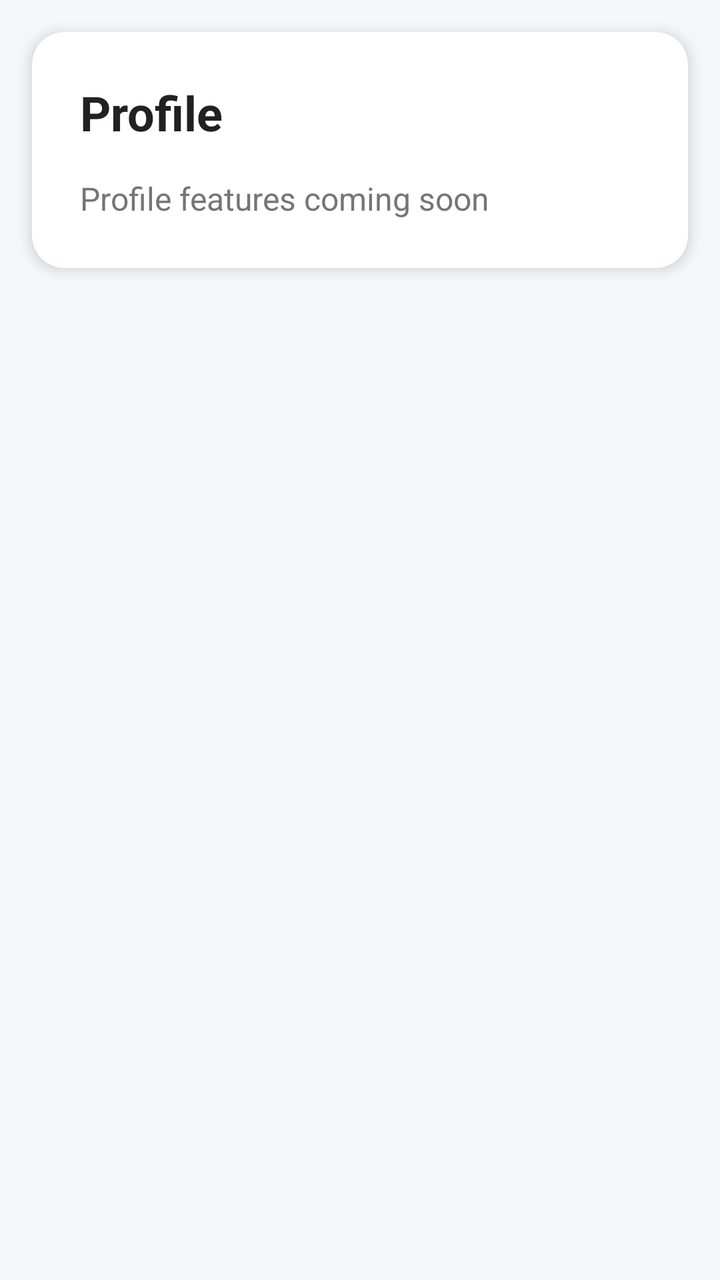
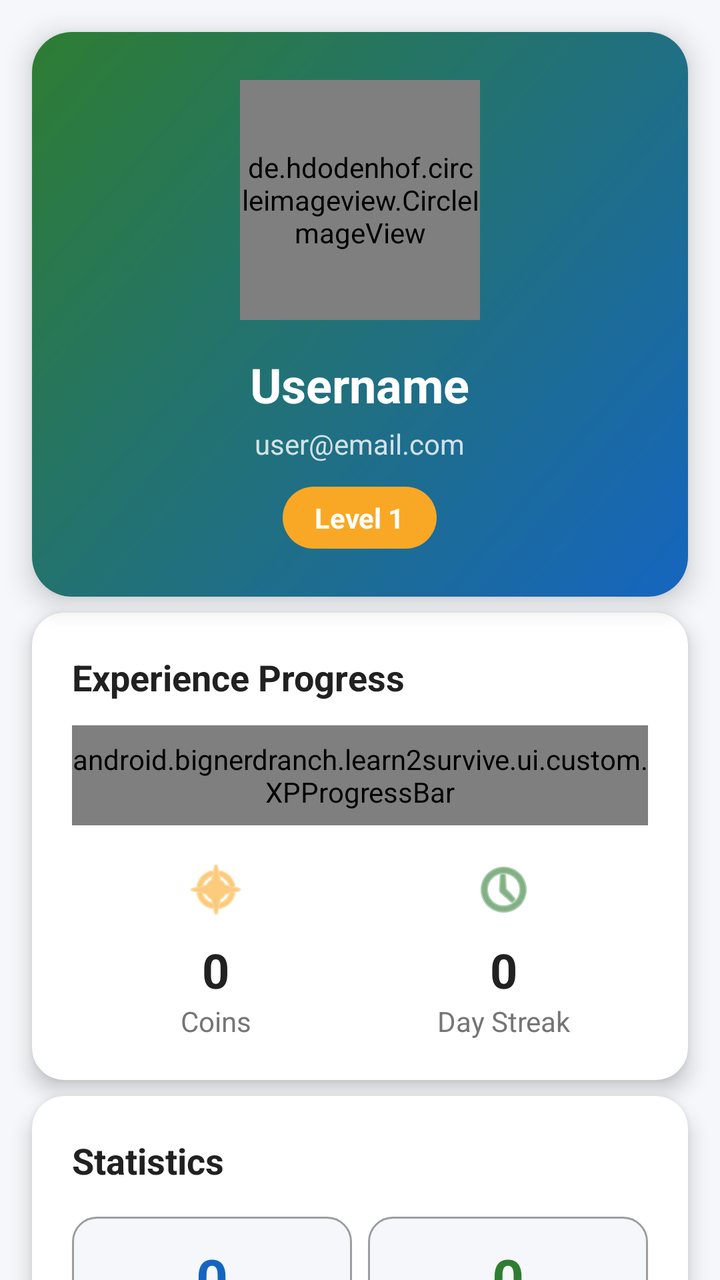

An Android layout rendered at two revisions. The XML below is the earlier revision; the diff shows what the commit changed to produce the second picture.
<!-- AndroidManifest.xml: activity theme Theme.Learn2Survive -->
<!-- res/layout/fragment_profile.xml -->
<?xml version="1.0" encoding="utf-8"?>
<androidx.constraintlayout.widget.ConstraintLayout xmlns:android="http://schemas.android.com/apk/res/android"
    xmlns:app="http://schemas.android.com/apk/res-auto"
    xmlns:tools="http://schemas.android.com/tools"
    android:layout_width="match_parent"
    android:layout_height="match_parent"
    android:background="@color/background"
    tools:context=".ui.home.ProfileFragment">

    
    <androidx.cardview.widget.CardView
        android:id="@+id/profileCard"
        android:layout_width="0dp"
        android:layout_height="wrap_content"
        android:layout_margin="16dp"
        app:cardCornerRadius="16dp"
        app:cardElevation="4dp"
        app:layout_constraintEnd_toEndOf="parent"
        app:layout_constraintStart_toStartOf="parent"
        app:layout_constraintTop_toTopOf="parent">

        <LinearLayout
            android:layout_width="match_parent"
            android:layout_height="wrap_content"
            android:orientation="vertical"
            android:padding="24dp">

            <TextView
                android:layout_width="wrap_content"
                android:layout_height="wrap_content"
                android:text="Profile"
                android:textColor="@color/text_primary"
                android:textSize="24sp"
                android:textStyle="bold" />

            <TextView
                android:layout_width="wrap_content"
                android:layout_height="wrap_content"
                android:layout_marginTop="16dp"
                android:text="Profile features coming soon"
                android:textColor="@color/text_secondary"
                android:textSize="16sp" />

        </LinearLayout>

    </androidx.cardview.widget.CardView>

</androidx.constraintlayout.widget.ConstraintLayout>
<!-- resources referenced by this layout -->
<resources>
  <color name="background">#F5F7FA</color>
  <color name="text_primary">#212121</color>
  <color name="text_secondary">#757575</color>
  <style name="Theme.Learn2Survive" parent="Base.Theme.Learn2Survive" />
  <style name="Base.Theme.Learn2Survive" parent="Theme.Material3.DayNight.NoActionBar">
          
          <item name="colorPrimary">@color/primary</item>
          <item name="colorPrimaryDark">@color/primary_dark</item>
          <item name="colorPrimaryContainer">@color/primary_light</item>
          
          
          <item name="colorSecondary">@color/secondary</item>
          <item name="colorSecondaryContainer">@color/secondary_light</item>
          
          
          <item name="colorAccent">@color/accent</item>
          
          
          <item name="android:colorBackground">@color/background</item>
          <item name="colorSurface">@color/surface</item>
          
          
          <item name="android:textColorPrimary">@color/text_primary</item>
          <item name="android:textColorSecondary">@color/text_secondary</item>
          <item name="android:textColorHint">@color/text_hint</item>
          
          
          <item name="android:statusBarColor">@color/primary</item>
          
          
          <item name="android:windowBackground">@color/background</item>
          
          
          <item name="android:windowLayoutInDisplayCutoutMode" tools:targetApi="o_mr1">shortEdges</item>
      </style>
  <color name="primary">#1565C0</color>
  <color name="primary_dark">#0D47A1</color>
  <color name="primary_light">#5E92F3</color>
  <color name="secondary">#2E7D32</color>
  <color name="secondary_light">#60AD5E</color>
  <color name="accent">#F9A825</color>
  <color name="surface">#FFFFFF</color>
  <color name="text_hint">#9E9E9E</color>
</resources>

<!-- the commit's change to res/layout/fragment_profile.xml (unified diff, before → after) -->
@@ -1,48 +1,466 @@
 <?xml version="1.0" encoding="utf-8"?>
-<androidx.constraintlayout.widget.ConstraintLayout xmlns:android="http://schemas.android.com/apk/res/android"
+<androidx.core.widget.NestedScrollView xmlns:android="http://schemas.android.com/apk/res/android"
     xmlns:app="http://schemas.android.com/apk/res-auto"
     xmlns:tools="http://schemas.android.com/tools"
     android:layout_width="match_parent"
     android:layout_height="match_parent"
     android:background="@color/background"
+    android:fillViewport="true"
     tools:context=".ui.home.ProfileFragment">
 
-    
-    <androidx.cardview.widget.CardView
-        android:id="@+id/profileCard"
+    <androidx.constraintlayout.widget.ConstraintLayout
+        android:layout_width="match_parent"
+        android:layout_height="wrap_content"
+        android:paddingBottom="16dp">
+
+        
+        <androidx.cardview.widget.CardView
+            android:id="@+id/profileHeaderCard"
+            android:layout_width="0dp"
+            android:layout_height="wrap_content"
+            android:layout_margin="16dp"
+            app:cardCornerRadius="20dp"
+            app:cardElevation="8dp"
+            app:layout_constraintEnd_toEndOf="parent"
+            app:layout_constraintStart_toStartOf="parent"
+            app:layout_constraintTop_toTopOf="parent">
+
+            <LinearLayout
+                android:layout_width="match_parent"
+                android:layout_height="wrap_content"
+                android:background="@drawable/gradient_background"
+                android:orientation="vertical"
+                android:padding="24dp"
+                android:gravity="center">
+
+                <de.hdodenhof.circleimageview.CircleImageView
+                    android:id="@+id/profileAvatar"
+                    android:layout_width="120dp"
+                    android:layout_height="120dp"
+                    android:src="@android:drawable/ic_menu_gallery"
+                    app:civ_border_color="@color/white"
+                    app:civ_border_width="4dp" />
+
+                <TextView
+                    android:id="@+id/profileUsername"
+                    android:layout_width="wrap_content"
+                    android:layout_height="wrap_content"
+                    android:layout_marginTop="16dp"
+                    android:text="Username"
+                    android:textColor="@color/white"
+                    android:textSize="24sp"
+                    android:textStyle="bold" />
+
+                <TextView
+                    android:id="@+id/profileEmail"
+                    android:layout_width="wrap_content"
+                    android:layout_height="wrap_content"
+                    android:layout_marginTop="4dp"
+                    android:text="user@email.com"
+                    android:textColor="@color/white"
+                    android:textSize="14sp"
+                    android:alpha="0.8" />
+
+                <LinearLayout
+                    android:layout_width="wrap_content"
+                    android:layout_height="wrap_content"
+                    android:layout_marginTop="12dp"
+                    android:orientation="horizontal">
+
+                    <TextView
+                        android:id="@+id/profileLevel"
+                        android:layout_width="wrap_content"
+                        android:layout_height="wrap_content"
+                        android:background="@drawable/level_badge_background"
+                        android:paddingHorizontal="16dp"
+                        android:paddingVertical="6dp"
+                        android:text="Level 1"
+                        android:textColor="@color/white"
+                        android:textSize="14sp"
+                        android:textStyle="bold" />
+
+                </LinearLayout>
+
+            </LinearLayout>
+
+        </androidx.cardview.widget.CardView>
+
+        
+        <androidx.cardview.widget.CardView
+            android:id="@+id/xpCoinsCard"
+            android:layout_width="0dp"
+            android:layout_height="wrap_content"
+            android:layout_marginStart="16dp"
+            android:layout_marginEnd="16dp"
+            android:layout_marginTop="8dp"
+            app:cardCornerRadius="16dp"
+            app:cardElevation="6dp"
+            app:layout_constraintEnd_toEndOf="parent"
+            app:layout_constraintStart_toStartOf="parent"
+            app:layout_constraintTop_toBottomOf="@id/profileHeaderCard">
+
+            <LinearLayout
+                android:layout_width="match_parent"
+                android:layout_height="wrap_content"
+                android:orientation="vertical"
+                android:padding="20dp">
+
+                <TextView
+                    android:layout_width="wrap_content"
+                    android:layout_height="wrap_content"
+                    android:text="Experience Progress"
+                    android:textColor="@color/text_primary"
+                    android:textSize="18sp"
+                    android:textStyle="bold" />
+
+                <android.bignerdranch.learn2survive.ui.custom.XPProgressBar
+                    android:id="@+id/profileXPProgressBar"
+                    android:layout_width="match_parent"
+                    android:layout_height="50dp"
+                    android:layout_marginTop="12dp"
+                    app:progressColor="@color/primary"
+                    app:backgroundColor="@color/text_hint"
+                    app:textColor="@color/text_primary" />
+
+                <LinearLayout
+                    android:layout_width="match_parent"
+                    android:layout_height="wrap_content"
+                    android:layout_marginTop="16dp"
+                    android:orientation="horizontal">
+
+                    <LinearLayout
+                        android:layout_width="0dp"
+                        android:layout_height="wrap_content"
+                        android:layout_weight="1"
+                        android:orientation="vertical"
+                        android:gravity="center">
+
+                        <ImageView
+                            android:layout_width="32dp"
+                            android:layout_height="32dp"
+                            android:src="@android:drawable/ic_menu_compass"
+                            android:tint="@color/accent" />
+
+                        <TextView
+                            android:id="@+id/profileCoins"
+                            android:layout_width="wrap_content"
+                            android:layout_height="wrap_content"
+                            android:layout_marginTop="8dp"
+                            android:text="0"
+                            android:textColor="@color/text_primary"
+                            android:textSize="24sp"
+                            android:textStyle="bold" />
+
+                        <TextView
+                            android:layout_width="wrap_content"
+                            android:layout_height="wrap_content"
+                            android:text="Coins"
+                            android:textColor="@color/text_secondary"
+                            android:textSize="14sp" />
+
+                    </LinearLayout>
+
+                    <LinearLayout
+                        android:layout_width="0dp"
+                        android:layout_height="wrap_content"
+                        android:layout_weight="1"
+                        android:orientation="vertical"
+                        android:gravity="center">
+
+                        <ImageView
+                            android:layout_width="32dp"
+                            android:layout_height="32dp"
+                            android:src="@android:drawable/ic_menu_recent_history"
+                            android:tint="@color/secondary" />
+
+                        <TextView
+                            android:id="@+id/profileStreak"
+                            android:layout_width="wrap_content"
+                            android:layout_height="wrap_content"
+                            android:layout_marginTop="8dp"
+                            android:text="0"
+                            android:textColor="@color/text_primary"
+                            android:textSize="24sp"
+                            android:textStyle="bold" />
+
+                        <TextView
+                            android:layout_width="wrap_content"
+                            android:layout_height="wrap_content"
+                            android:text="Day Streak"
+                            android:textColor="@color/text_secondary"
+                            android:textSize="14sp" />
+
+                    </LinearLayout>
+
+                </LinearLayout>
+
+            </LinearLayout>
+
+        </androidx.cardview.widget.CardView>
+
+        
+        <androidx.cardview.widget.CardView
+            android:id="@+id/statisticsCard"
+            android:layout_width="0dp"
+            android:layout_height="wrap_content"
+            android:layout_marginStart="16dp"
+            android:layout_marginEnd="16dp"
+            android:layout_marginTop="8dp"
+            app:cardCornerRadius="16dp"
+            app:cardElevation="6dp"
+            app:layout_constraintEnd_toEndOf="parent"
+            app:layout_constraintStart_toStartOf="parent"
+            app:layout_constraintTop_toBottomOf="@id/xpCoinsCard">
+
+            <LinearLayout
+                android:layout_width="match_parent"
+                android:layout_height="wrap_content"
+                android:orientation="vertical"
+                android:padding="20dp">
+
+                <TextView
+                    android:layout_width="wrap_content"
+                    android:layout_height="wrap_content"
+                    android:text="Statistics"
+                    android:textColor="@color/text_primary"
+                    android:textSize="18sp"
+                    android:textStyle="bold" />
+
+                <LinearLayout
+                    android:layout_width="match_parent"
+                    android:layout_height="wrap_content"
+                    android:layout_marginTop="16dp"
+                    android:orientation="horizontal"
+                    android:weightSum="2">
+
+                    <LinearLayout
+                        android:layout_width="0dp"
+                        android:layout_height="wrap_content"
+                        android:layout_weight="1"
+                        android:orientation="vertical"
+                        android:gravity="center"
+                        android:padding="12dp"
+                        android:background="@drawable/stat_item_background">
+
+                        <TextView
+                            android:id="@+id/profileCompletedLessons"
+                            android:layout_width="wrap_content"
+                            android:layout_height="wrap_content"
+                            android:text="0"
+                            android:textColor="@color/primary"
+                            android:textSize="28sp"
+                            android:textStyle="bold" />
+
+                        <TextView
+                            android:layout_width="wrap_content"
+                            android:layout_height="wrap_content"
+                            android:layout_marginTop="4dp"
+                            android:text="Lessons"
+                            android:textColor="@color/text_secondary"
+                            android:textSize="14sp" />
+
+                    </LinearLayout>
+
+                    <LinearLayout
+                        android:layout_width="0dp"
+                        android:layout_height="wrap_content"
+                        android:layout_weight="1"
+                        android:orientation="vertical"
+                        android:gravity="center"
+                        android:layout_marginStart="8dp"
+                        android:padding="12dp"
+                        android:background="@drawable/stat_item_background">
+
+                        <TextView
+                            android:id="@+id/profileCompletedQuizzes"
+                            android:layout_width="wrap_content"
+                            android:layout_height="wrap_content"
+                            android:text="0"
+                            android:textColor="@color/secondary"
+                            android:textSize="28sp"
+                            android:textStyle="bold" />
+
+                        <TextView
+                            android:layout_width="wrap_content"
+                            android:layout_height="wrap_content"
+                            android:layout_marginTop="4dp"
+                            android:text="Quizzes"
+                            android:textColor="@color/text_secondary"
+                            android:textSize="14sp" />
+
+                    </LinearLayout>
+
+                </LinearLayout>
+
+                <LinearLayout
+                    android:layout_width="match_parent"
+                    android:layout_height="wrap_content"
+                    android:layout_marginTop="8dp"
+                    android:orientation="horizontal"
+                    android:weightSum="2">
+
+                    <LinearLayout
+                        android:layout_width="0dp"
+                        android:layout_height="wrap_content"
+                        android:layout_weight="1"
+                        android:orientation="vertical"
+                        android:gravity="center"
+                        android:padding="12dp"
+                        android:background="@drawable/stat_item_background">
+
+                        <TextView
+                            android:id="@+id/profileTotalXP"
+                            android:layout_width="wrap_content"
+                            android:layout_height="wrap_content"
+                            android:text="0"
+                            android:textColor="@color/accent"
+                            android:textSize="28sp"
+                            android:textStyle="bold" />
+
+                        <TextView
+                            android:layout_width="wrap_content"
+                            android:layout_height="wrap_content"
+                            android:layout_marginTop="4dp"
+                            android:text="Total XP"
+                            android:textColor="@color/text_secondary"
+                            android:textSize="14sp" />
+
+                    </LinearLayout>
+
+                    <LinearLayout
+                        android:layout_width="0dp"
+                        android:layout_height="wrap_content"
+                        android:layout_weight="1"
+                        android:orientation="vertical"
+                        android:gravity="center"
+                        android:layout_marginStart="8dp"
+                        android:padding="12dp"
+                        android:background="@drawable/stat_item_background">
+
+                        <TextView
+                            android:id="@+id/profileAccuracy"
+                            android:layout_width="wrap_content"
+                            android:layout_height="wrap_content"
+                            android:text="0%"
+                            android:textColor="@color/info"
+                            android:textSize="28sp"
+                            android:textStyle="bold" />
+
+                        <TextView
+                            android:layout_width="wrap_content"
+                            android:layout_height="wrap_content"
+                            android:layout_marginTop="4dp"
+                            android:text="Accuracy"
+                            android:textColor="@color/text_secondary"
+                            android:textSize="14sp" />
+
+                    </LinearLayout>
+
+                </LinearLayout>
+
+            </LinearLayout>
+
+        </androidx.cardview.widget.CardView>
+
+        
+        <TextView
+            android:id="@+id/achievementsSectionTitle"
+            android:layout_width="0dp"
+            android:layout_height="wrap_content"
+            android:layout_marginStart="16dp"
+            android:layout_marginTop="16dp"
+            android:layout_marginEnd="16dp"
+            android:text="Achievements"
+            android:textColor="@color/text_primary"
+            android:textSize="20sp"
+            android:textStyle="bold"
+            app:layout_constraintEnd_toEndOf="parent"
+            app:layout_constraintStart_toStartOf="parent"
+            app:layout_constraintTop_toBottomOf="@id/statisticsCard" />
+
+        <androidx.recyclerview.widget.RecyclerView
+            android:id="@+id/profileAchievementsRecyclerView"
+            android:layout_width="0dp"
+            android:layout_height="wrap_content"
+            android:layout_marginStart="16dp"
+            android:layout_marginTop="8dp"
+            android:layout_marginEnd="16dp"
+            android:clipToPadding="false"
+            app:layoutManager="androidx.recyclerview.widget.LinearLayoutManager"
+            app:layout_constraintEnd_toEndOf="parent"
+            app:layout_constraintStart_toStartOf="parent"
+            app:layout_constraintTop_toBottomOf="@id/achievementsSectionTitle"
+            tools:listitem="@layout/custom_achievement_card" />
+
+        
+        <Button
+            android:id="@+id/editProfileButton"
+            android:layout_width="0dp"
+            android:layout_height="wrap_content"
+            android:layout_marginStart="16dp"
+            android:layout_marginTop="16dp"
+            android:layout_marginEnd="16dp"
+            android:layout_marginBottom="16dp"
+            android:text="Edit Profile"
+            android:textSize="16sp"
+            android:background="@drawable/button_primary_background"
+            app:layout_constraintEnd_toEndOf="parent"
+            app:layout_constraintStart_toStartOf="parent"
+            app:layout_constraintTop_toBottomOf="@id/profileAchievementsRecyclerView" />
+
+    </androidx.constraintlayout.widget.ConstraintLayout>
+
+</androidx.core.widget.NestedScrollView>
+<!-- res/layout/custom_achievement_card.xml (included above) -->
+<?xml version="1.0" encoding="utf-8"?>
+<LinearLayout xmlns:android="http://schemas.android.com/apk/res/android"
+    android:id="@+id/achievementContainer"
+    android:layout_width="match_parent"
+    android:layout_height="wrap_content"
+    android:orientation="horizontal"
+    android:padding="16dp">
+
+    <ImageView
+        android:id="@+id/achievementIcon"
+        android:layout_width="56dp"
+        android:layout_height="56dp"
+        android:contentDescription="@null"
+        android:src="@android:drawable/ic_menu_info_details" />
+
+    <LinearLayout
         android:layout_width="0dp"
         android:layout_height="wrap_content"
-        android:layout_margin="16dp"
-        app:cardCornerRadius="16dp"
-        app:cardElevation="4dp"
-        app:layout_constraintEnd_toEndOf="parent"
-        app:layout_constraintStart_toStartOf="parent"
-        app:layout_constraintTop_toTopOf="parent">
-
-        <LinearLayout
-            android:layout_width="match_parent"
-            android:layout_height="wrap_content"
-            android:orientation="vertical"
-            android:padding="24dp">
-
-            <TextView
-                android:layout_width="wrap_content"
-                android:layout_height="wrap_content"
-                android:text="Profile"
-                android:textColor="@color/text_primary"
-                android:textSize="24sp"
-                android:textStyle="bold" />
-
-            <TextView
-                android:layout_width="wrap_content"
-                android:layout_height="wrap_content"
-                android:layout_marginTop="16dp"
-                android:text="Profile features coming soon"
-                android:textColor="@color/text_secondary"
-                android:textSize="16sp" />
-
-        </LinearLayout>
-
-    </androidx.cardview.widget.CardView>
-
-</androidx.constraintlayout.widget.ConstraintLayout>
+        android:layout_marginStart="12dp"
+        android:layout_weight="1"
+        android:orientation="vertical">
+
+        <TextView
+            android:id="@+id/achievementTitle"
+            android:layout_width="wrap_content"
+            android:layout_height="wrap_content"
+            android:text="Achievement Title"
+            android:textColor="@color/text_primary"
+            android:textSize="16sp"
+            android:textStyle="bold" />
+
+        <TextView
+            android:id="@+id/achievementDescription"
+            android:layout_width="wrap_content"
+            android:layout_height="wrap_content"
+            android:layout_marginTop="4dp"
+            android:text="Achievement description"
+            android:textColor="@color/text_secondary"
+            android:textSize="14sp" />
+
+        <TextView
+            android:id="@+id/achievementDate"
+            android:layout_width="wrap_content"
+            android:layout_height="wrap_content"
+            android:layout_marginTop="4dp"
+            android:text="Unlocked: Jan 1, 2024"
+            android:textColor="@color/text_hint"
+            android:textSize="12sp" />
+
+    </LinearLayout>
+
+</LinearLayout>
<!-- resource entries referenced after the edit -->
@@ -1,9 +1,60 @@
 <!-- resources referenced by this layout -->
 <resources>
+  <color name="accent">#F9A825</color>
   <color name="background">#F5F7FA</color>
+  <color name="info">#2196F3</color>
+  <color name="primary">#1565C0</color>
+  <color name="secondary">#2E7D32</color>
+  <color name="text_hint">#9E9E9E</color>
   <color name="text_primary">#212121</color>
   <color name="text_secondary">#757575</color>
+  <color name="white">#FFFFFFFF</color>
+  <!-- drawable button_primary_background (drawable) -->
+  <?xml version="1.0" encoding="utf-8"?>
+  <selector xmlns:android="http://schemas.android.com/apk/res/android">
+      <item android:state_pressed="true">
+          <shape android:shape="rectangle">
+              <solid android:color="@color/primary_dark" />
+              <corners android:radius="12dp" />
+          </shape>
+      </item>
+      <item>
+          <shape android:shape="rectangle">
+              <solid android:color="@color/primary" />
+              <corners android:radius="12dp" />
+          </shape>
+      </item>
+  </selector>
+  <!-- drawable gradient_background (drawable) -->
+  <?xml version="1.0" encoding="utf-8"?>
+  <shape xmlns:android="http://schemas.android.com/apk/res/android">
+      <gradient
+          android:angle="135"
+          android:startColor="@color/gradient_start"
+          android:endColor="@color/gradient_end"
+          android:type="linear" />
+  </shape>
+  <!-- drawable level_badge_background (drawable) -->
+  <?xml version="1.0" encoding="utf-8"?>
+  <shape xmlns:android="http://schemas.android.com/apk/res/android"
+      android:shape="rectangle">
+      <solid android:color="@color/accent" />
+      <corners android:radius="20dp" />
+  </shape>
+  <!-- drawable stat_item_background (drawable) -->
+  <?xml version="1.0" encoding="utf-8"?>
+  <shape xmlns:android="http://schemas.android.com/apk/res/android"
+      android:shape="rectangle">
+      <solid android:color="@color/background" />
+      <corners android:radius="12dp" />
+      <stroke
+          android:width="1dp"
+          android:color="@color/text_hint" />
+  </shape>
   <style name="Theme.Learn2Survive" parent="Base.Theme.Learn2Survive" />
+  <color name="primary_dark">#0D47A1</color>
+  <color name="gradient_start">#1565C0</color>
+  <color name="gradient_end">#2E7D32</color>
   <style name="Base.Theme.Learn2Survive" parent="Theme.Material3.DayNight.NoActionBar">
           
           <item name="colorPrimary">@color/primary</item>
@@ -35,13 +86,8 @@
           
           <item name="android:windowLayoutInDisplayCutoutMode" tools:targetApi="o_mr1">shortEdges</item>
       </style>
-  <color name="primary">#1565C0</color>
-  <color name="primary_dark">#0D47A1</color>
   <color name="primary_light">#5E92F3</color>
-  <color name="secondary">#2E7D32</color>
   <color name="secondary_light">#60AD5E</color>
-  <color name="accent">#F9A825</color>
   <color name="surface">#FFFFFF</color>
-  <color name="text_hint">#9E9E9E</color>
 </resources>
 
